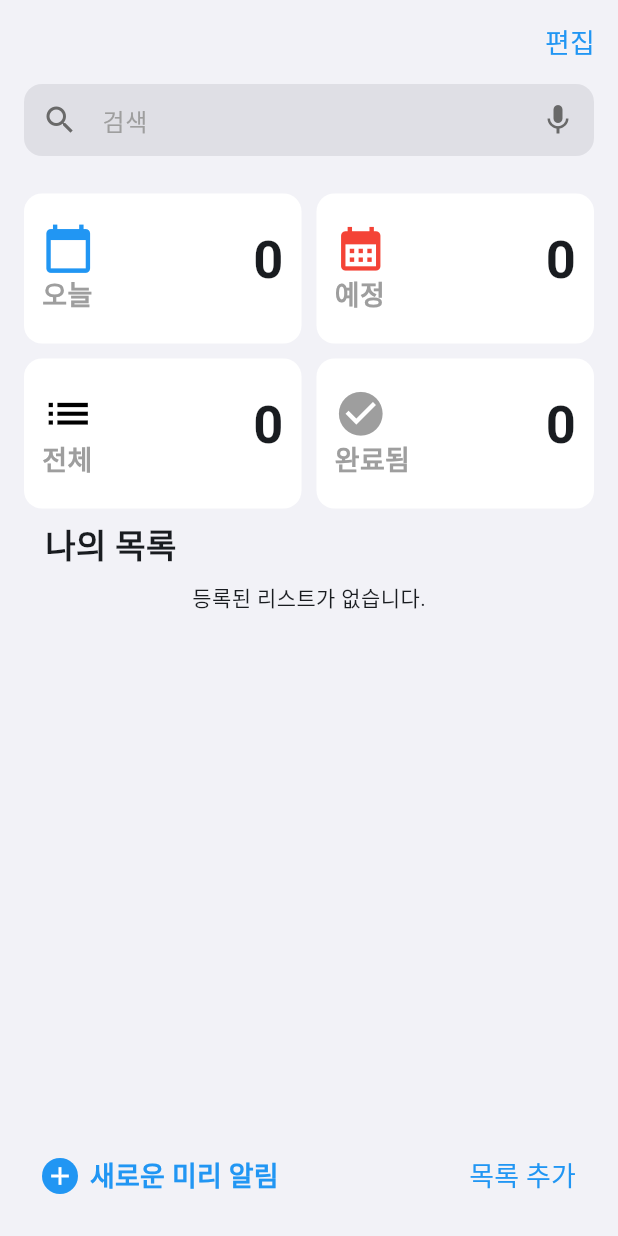
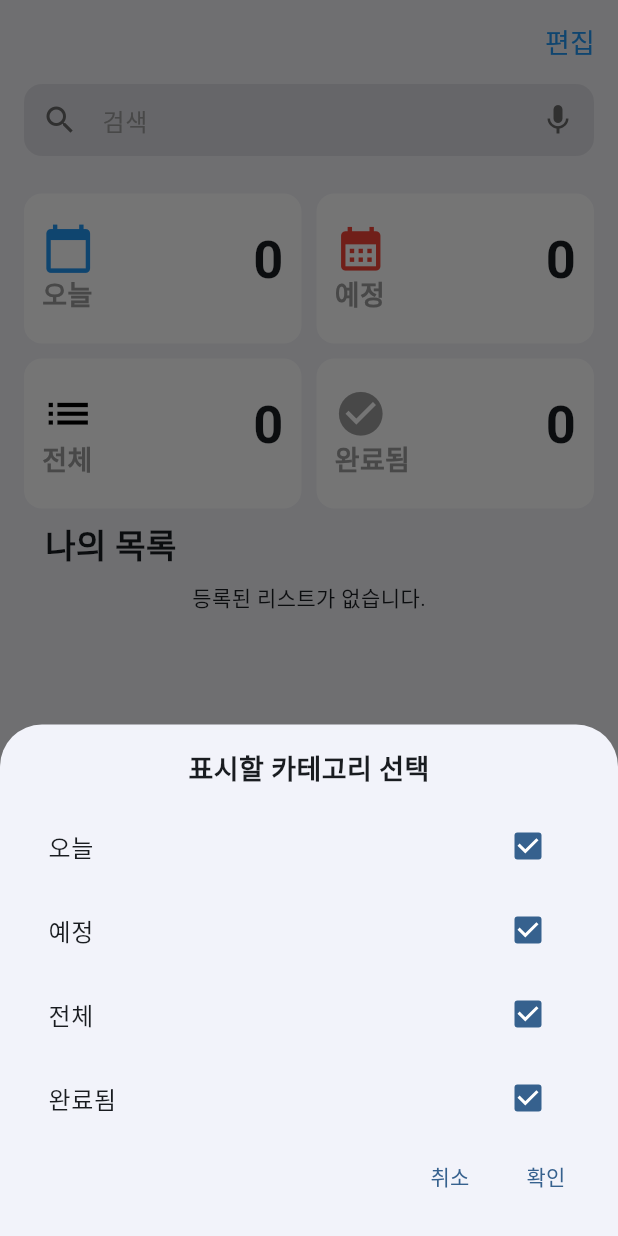
Before and after one commit to eminseo2003/AlreadyAlarm, a Flutter app: the screen it shows after launch, after a tap on "편집", on a phone screen of 412 x 824 dp. Run offline on Flutter 3.47's test engine with Material 3 defaults, Android fonts, the phone set to English and light mode, and no system bars; our stand-ins replace cloud_firestore, firebase_core; accounts and stored records are empty.

Commit message:
홈 편집기능 구현

```diff
--- a/firebase_demo/lib/main.dart
+++ b/firebase_demo/lib/main.dart
@@ -17,6 +17,7 @@ import 'views/catedory_views/today_alarmlist_view.dart';
 import 'views/catedory_views/scheduled_alarmlist_view.dart';
 import 'views/catedory_views/all_alarmlist_view.dart';
 import 'views/catedory_views/complete_alarmlist_view.dart';
+import 'views/catedory_views/category_selection_dialog.dart';
 
 void main() async {
   WidgetsFlutterBinding.ensureInitialized();
@@ -94,6 +95,21 @@ class _MyHomePageState extends State<MyHomePage> {
         return "!!!";
     }
   }
+  List<String> selectedCategories = ["오늘", "예정", "전체", "완료됨"];
+  void _openCategorySelection() {
+    showModalBottomSheet(
+      context: context,
+      isScrollControlled: true,
+      builder: (context) => CategorySelectionDialog(
+        selectedCategories: selectedCategories,
+        onSelectedCategoriesChanged: (newCategories) {
+          setState(() {
+            selectedCategories = newCategories;
+          });
+        },
+      ),
+    );
+  }
   @override
   Widget build(BuildContext context) {
     return Scaffold(
@@ -102,9 +118,7 @@ class _MyHomePageState extends State<MyHomePage> {
         backgroundColor: Color.fromRGBO(242, 242, 247, 1.0),
         actions: [
           TextButton(
-            onPressed: () {
-              //
-            },
+            onPressed: _openCategorySelection,
             child: Text(
               "편집",
               style: TextStyle(color: Colors.blue, fontSize: 18),
@@ -196,6 +210,14 @@ class _MyHomePageState extends State<MyHomePage> {
     );
   }
   Widget _buildDefaultView() {
+    final categoryData = [
+      {"title": "오늘", "icon": Icons.calendar_today, "count": _todayCount, "color": Colors.blue},
+      {"title": "예정", "icon": Icons.calendar_month, "count": _scheduledCount, "color": Colors.red},
+      {"title": "전체", "icon": Icons.list, "count": _allCount, "color": Colors.black},
+      {"title": "완료됨", "icon": Icons.check_circle, "count": _completedCount, "color": Colors.grey},
+    ];
+
+    final filteredCategories = categoryData.where((category) => selectedCategories.contains(category["title"])).toList();
     return SingleChildScrollView(
       child: Column(
         children: [
@@ -210,18 +232,18 @@ class _MyHomePageState extends State<MyHomePage> {
                 mainAxisSpacing: 10,
                 mainAxisExtent: 100,
               ),
-              itemCount: 4,
+              itemCount: filteredCategories.length,
               itemBuilder: (context, index) {
-                final icons = [Icons.calendar_today, Icons.calendar_month, Icons.list, Icons.check_circle];
-                final titles = ["오늘", "예정", "전체", "완료됨"];
-                final counts = [_todayCount, _scheduledCount, _allCount, _completedCount];
-                final colors = [Colors.blue, Colors.red, Colors.black, Colors.grey];
+                final category = filteredCategories[index];
 
                 return GestureDetector(
-                  onTap: () {
-                    _navigateToView(context, index);
-                  },
-                  child: _buildStatusCard(icons[index], titles[index], counts[index], colors[index]),
+                  onTap: () => _navigateToView(context, index),
+                  child: _buildStatusCard(
+                    category["icon"] as IconData,
+                    category["title"] as String,
+                    category["count"] as int,
+                    category["color"] as Color,
+                  ),
                 );
               },
             ),
--- /dev/null
+++ b/firebase_demo/lib/views/catedory_views/category_selection_dialog.dart
@@ -0,0 +1,77 @@
+import 'package:flutter/material.dart';
+
+class CategorySelectionDialog extends StatefulWidget {
+  final List<String> selectedCategories;
+  final Function(List<String>) onSelectedCategoriesChanged;
+
+  const CategorySelectionDialog({
+    Key? key,
+    required this.selectedCategories,
+    required this.onSelectedCategoriesChanged,
+  }) : super(key: key);
+
+  @override
+  _CategorySelectionDialogState createState() => _CategorySelectionDialogState();
+}
+
+class _CategorySelectionDialogState extends State<CategorySelectionDialog> {
+  List<String> _tempSelectedCategories = [];
+
+  @override
+  void initState() {
+    super.initState();
+    _tempSelectedCategories = List.from(widget.selectedCategories);
+  }
+
+  @override
+  Widget build(BuildContext context) {
+    List<String> categories = ["오늘", "예정", "전체", "완료됨"];
+
+    return Padding(
+      padding: const EdgeInsets.all(16.0),
+      child: Column(
+        mainAxisSize: MainAxisSize.min,
+        children: [
+          const Text(
+            "표시할 카테고리 선택",
+            style: TextStyle(fontSize: 18, fontWeight: FontWeight.bold),
+          ),
+          const SizedBox(height: 10),
+          Column(
+            children: categories.map((category) {
+              return CheckboxListTile(
+                title: Text(category),
+                value: _tempSelectedCategories.contains(category),
+                onChanged: (bool? value) {
+                  setState(() {
+                    if (value == true) {
+                      _tempSelectedCategories.add(category);
+                    } else {
+                      _tempSelectedCategories.remove(category);
+                    }
+                  });
+                },
+              );
+            }).toList(),
+          ),
+          Row(
+            mainAxisAlignment: MainAxisAlignment.end,
+            children: [
+              TextButton(
+                onPressed: () => Navigator.pop(context), // 취소
+                child: const Text("취소"),
+              ),
+              TextButton(
+                onPressed: () {
+                  widget.onSelectedCategoriesChanged(_tempSelectedCategories);
+                  Navigator.pop(context);
+                },
+                child: const Text("확인"),
+              ),
+            ],
+          ),
+        ],
+      ),
+    );
+  }
+}
--- a/firebase_demo/lib/views/catedory_views/complete_alarmlist_view.dart
+++ b/firebase_demo/lib/views/catedory_views/complete_alarmlist_view.dart
@@ -117,7 +117,7 @@ class CompletedViewState extends State<CompletedView> {
                             ),
                             textAlign: TextAlign.left,
                           ),
-                          SizedBox(width: 4),
+                          //SizedBox(width: 2),
                           TextButton(
                             onPressed: () async {
                               await _alarmService.deleteAllCompletedAlarms(filteredAlarms);
```
